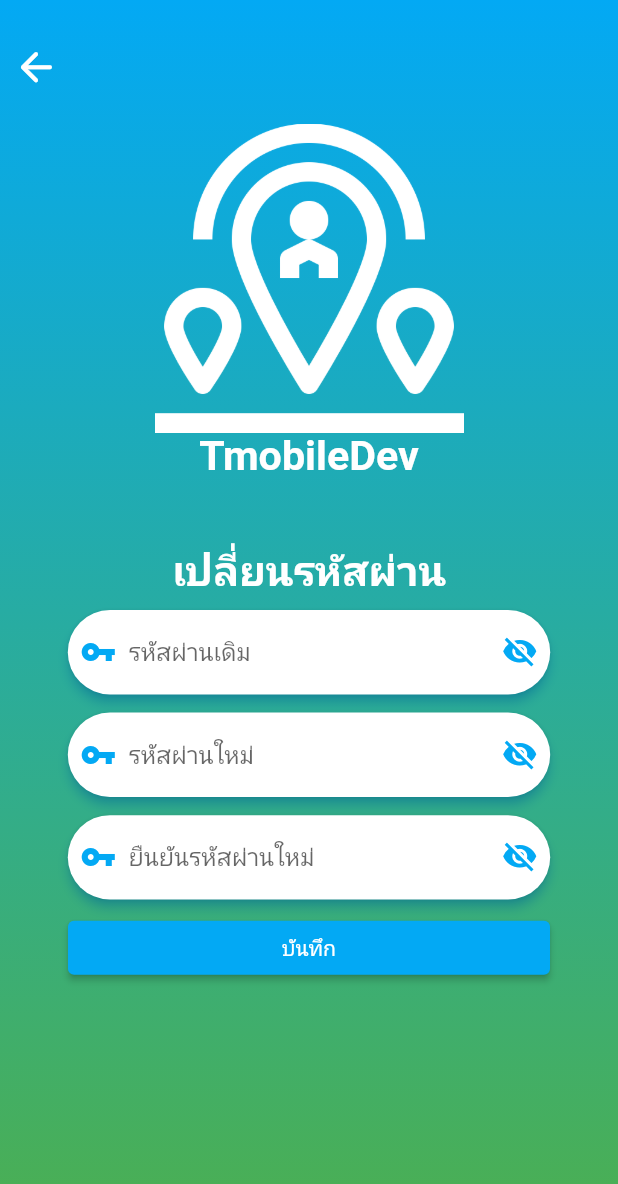
After one commit to tumlovery2005/TMobileDevFlutter, a Flutter app: the ChangePasswordSettingPage screen opened directly, after a tap on "บันทึก", on a phone screen of 412 x 824 dp. The commit adds this screen. Shown: the top 1184 px of the screen. Run offline on Flutter 3.47's test engine with Material 2 defaults, Android fonts, the phone set to English and light mode, and no system bars; our stand-ins replace cached_network_image, dio, flutter_countdown_timer, modal_progress_hud, rxdart, shared_preferences and 1 more; missing offline and left inert: action_broadcast, flutter_rounded_date_picker, platform_alert_dialog; accounts and stored records are empty.

Commit message:
add change password page.

```diff
--- a/lib/page/MainAppPage.dart
+++ b/lib/page/MainAppPage.dart
@@ -8,6 +8,7 @@ import 'package:tmobiledev/model/user/UserModel.dart';
 import 'package:tmobiledev/page/LocationStampPage.dart';
 import 'package:tmobiledev/page/LoginPage.dart';
 import 'package:tmobiledev/page/profile/ProfilePage.dart';
+import 'package:tmobiledev/page/setting/ChangePasswordSettingPage.dart';
 import 'package:tmobiledev/utils/CustomView.dart';
 import 'package:tmobiledev/utils/DateTimeUtils.dart';
 import 'package:tmobiledev/utils/DialogUtils.dart';
@@ -176,8 +177,8 @@ class MainAppPageState extends State<MainAppPage> {
               ),
               CustomView().buttonCustomTextIcon(Icons.person, "โปรไฟล์",
                   shortTestside / 30, _nextProfilePage),
-              CustomView().buttonCustomTextIcon(Icons.settings, "ตั้งค่า",
-                  shortTestside / 30, _nextProfilePage),
+              CustomView().buttonCustomTextIcon(Icons.vpn_key, "เปลี่ยนรหัสผ่าน",
+                  shortTestside / 30, _nextChangePasswordSettingPage),
               CustomView().buttonCustomTextIcon(Icons.logout, "ออกจากระบบ",
                   shortTestside / 30, _dialogLogOut),
             ],
@@ -310,6 +311,10 @@ class MainAppPageState extends State<MainAppPage> {
     DialogUtils().showDialogYesNo(context, 'คำเตือน', 'คุณต้องการออกจากระบบหรือไม่', _LogOut);
   }
 
+  _nextChangePasswordSettingPage(){
+    Navigator.push(context, EnterExitRoute(enterPage: ChangePasswordSettingPage()));
+  }
+
   _nextProfilePage(){
     Navigator.push(context, EnterExitRoute(enterPage: ProfilePage()));
   }
--- a/lib/page/profile/ProfileEditPage.dart
+++ b/lib/page/profile/ProfileEditPage.dart
@@ -437,7 +437,7 @@ class ProfileEditPageState extends State<ProfileEditPage> {
           // _setLoading(true),
           _registerValidate(),
         },
-        child: Text('SAVE', style: TextStyle(color: Colors.white)),
+        child: Text('บันทึก', style: TextStyle(color: Colors.white)),
         clipBehavior: Clip.antiAlias,
         style: ButtonStyle(
             backgroundColor: MaterialStateProperty.all<Color>(Colors.lightBlue)
--- a/lib/page/setting/CangeEmailSettingPage.dart
+++ /dev/null
@@ -1,17 +0,0 @@
-import 'package:flutter/material.dart';
-
-class CangeEmailSettingPage extends StatefulWidget {
-
-  @override
-  CangeEmailSettingPageState createState() => CangeEmailSettingPageState();
-}
-
-class CangeEmailSettingPageState extends State<CangeEmailSettingPage> {
-
-  @override
-  Widget build(BuildContext context) {
-
-  }
-
-
-}
--- /dev/null
+++ b/lib/page/setting/ChangePasswordSettingPage.dart
@@ -0,0 +1,472 @@
+import 'package:flutter/material.dart';
+import 'package:modal_progress_hud/modal_progress_hud.dart';
+import 'package:tmobiledev/utils/DialogUtils.dart';
+
+class ChangePasswordSettingPage extends StatefulWidget {
+
+  @override
+  ChangePasswordSettingPageState createState() => ChangePasswordSettingPageState();
+}
+
+class ChangePasswordSettingPageState extends State<ChangePasswordSettingPage> {
+  double shortTestside, shortWidthsize;
+  final _passwordController = TextEditingController();
+  final _confirmPasswordController = TextEditingController();
+  bool showPassword = true;
+  bool showConfirmPassword = true;
+  bool loading = false;
+  String birthDate = "";
+  String showBirthDate = "";
+
+  List<String> listValue = [
+    "อีเมล์", "รหัสผ่าน", "ยืนยันรหัสผ่าน", "ชื่อจริง", "นามสกุล", "วันเดือนปีเกิด", "เบอร์โทรศัพท์"
+  ];
+
+  @override
+  Widget build(BuildContext context) {
+    shortTestside = MediaQuery.of(context).size.shortestSide;
+    shortWidthsize = MediaQuery.of(context).size.width;
+    var isPortrait = MediaQuery.of(context).orientation == Orientation.portrait;
+    if(isPortrait){
+      return _isPortrait();
+    } else {
+      return _isLandscape();
+    }
+  }
+
+  Widget _isPortrait(){
+    return GestureDetector(
+      onTap: () {
+        FocusScopeNode currentFocus = FocusScope.of(context);
+        if (!currentFocus.hasPrimaryFocus) {
+          currentFocus.unfocus();
+        }
+      },
+      child: Scaffold(
+        body: Stack(
+          children: <Widget>[
+            Container(
+              width: double.infinity,
+              decoration: BoxDecoration(
+                gradient: LinearGradient(
+                  begin: Alignment.topCenter,
+                  end: Alignment.bottomCenter,
+                  colors: [
+                    Colors.lightBlue,
+                    Colors.green,
+                  ],
+                ),
+              ),
+            ),
+            ModalProgressHUD(
+              child: Container(
+                width: double.infinity,
+                height: double.infinity,
+                padding: EdgeInsets.only(
+                  top: shortWidthsize / 5,
+                  bottom: shortTestside / 10,
+                  left: shortTestside / 10,
+                  right: shortTestside / 10,
+                ),
+                child: SingleChildScrollView(
+                  child: Container(
+                    child: Column(
+                      children: <Widget>[
+                        Center(
+                          child: Image(
+                            image: AssetImage('assets/title_image.png'),
+                            width: shortWidthsize / 2, color: Colors.white,
+                          ),
+                        ),
+                        Text('TmobileDev', style: TextStyle(color: Colors.white,
+                            fontSize: shortTestside / 15, fontWeight: FontWeight.bold)
+                        ),
+                        Container(
+                          margin: EdgeInsets.only(top: shortWidthsize / 10),
+                          child: Text('เปลี่ยนรหัสผ่าน', style: TextStyle(color: Colors.white,
+                              fontSize: shortTestside / 15, fontWeight: FontWeight.bold)
+                          ),
+                        ),
+                        _boxInputOldPassword(),
+                        _boxInputNewPassword(),
+                        _boxInputConfirmNewPassword(),
+                        _buttonChangePassword(),
+                      ],
+                    ),
+                  ),
+                ),
+              ),
+              inAsyncCall: loading,
+            ),
+            Container(
+              width: double.infinity,
+              alignment: Alignment.topLeft,
+              margin: EdgeInsets.only(top: shortWidthsize / 20),
+              child: IconButton(
+                icon: Icon(
+                  Icons.arrow_back_rounded,
+                  color: Colors.white,
+                  size: shortWidthsize / 13,
+                ),
+                onPressed: () => {
+                  Navigator.pop(context),
+                },
+              ),
+            ),
+          ],
+        ),
+      ),
+    );
+  }
+
+  Widget _isLandscape(){
+    return Scaffold(
+      body: Container(
+        width: double.infinity,
+        height: double.infinity,
+        decoration: BoxDecoration(
+          gradient: LinearGradient(
+            begin: Alignment.topCenter,
+            end: Alignment.bottomCenter,
+            colors: [
+              Colors.lightBlue,
+              Colors.green,
+            ],
+          ),
+        ),
+        child: Stack(
+          children: <Widget>[
+            Row(
+              children: <Widget>[
+                Container(
+                  width: (shortWidthsize / 2),
+                  height: double.infinity,
+                  child: Column(
+                    mainAxisAlignment:  MainAxisAlignment.center,
+                    children: <Widget>[
+                      Center(
+                        child: Image(
+                          image: AssetImage('assets/title_image.png'),
+                          width: shortWidthsize / 4, color: Colors.white,
+                        ),
+                      ),
+                      Text('TmobileDev', style: TextStyle(color: Colors.white,
+                          fontSize: shortTestside / 15, fontWeight: FontWeight.bold)
+                      ),
+                    ],
+                  ),
+                ),
+                Expanded(
+                  child: _layoutChangePassword(),
+                ),
+              ],
+            ),
+            Container(
+              width: double.infinity,
+              alignment: Alignment.topLeft,
+              margin: EdgeInsets.only(top: shortWidthsize / 40),
+              child: IconButton(
+                icon: Icon(
+                  Icons.arrow_back_rounded,
+                  color: Colors.white,
+                  size: shortWidthsize / 25,
+                ),
+                onPressed: () => {
+                  Navigator.pop(context),
+                },
+              ),
+            ),
+          ],
+        ),
+      ),
+    );
+  }
+
+  Widget _layoutChangePassword(){
+    return Container(
+      child: Center(
+        child: SingleChildScrollView(
+          child: Container(
+            width: double.infinity,
+            margin: EdgeInsets.all(shortTestside / 10),
+            child: Column(
+              crossAxisAlignment: CrossAxisAlignment.center,
+              mainAxisAlignment: MainAxisAlignment.center,
+              children: <Widget>[
+                Text('เปลี่ยนรหัสผ่าน', style: TextStyle(color: Colors.white,
+                    fontSize: shortTestside / 15, fontWeight: FontWeight.bold)
+                ),
+                _boxInputOldPassword(),
+                _boxInputNewPassword(),
+                _boxInputConfirmNewPassword(),
+                _buttonChangePassword(),
+              ],
+            ),
+          ),
+        ),
+      ),
+    );
+  }
+
+  Widget _boxInputOldPassword(){
+    return Container(
+        width: double.infinity,
+        margin: EdgeInsets.only(top: shortTestside / 100),
+        child: Card(
+            shadowColor: Colors.lightBlue,
+            elevation: 3.0,
+            shape: RoundedRectangleBorder(
+                borderRadius: BorderRadiusDirectional.circular(shortTestside / 10)),
+            child: Container(
+              padding: EdgeInsets.all(shortTestside / 100),
+              child: Row(
+                mainAxisAlignment: MainAxisAlignment.center,
+                children: <Widget>[
+                  Container(
+                    margin: EdgeInsets.all(shortTestside / 100),
+                    child: Icon(Icons.vpn_key, color: Colors.lightBlue),
+                  ),
+                  Expanded(
+                      child: Container(
+                        margin: EdgeInsets.only(left: shortTestside / 100),
+                        child: TextField(
+                          controller: _confirmPasswordController,
+                          decoration: InputDecoration(
+                            hintText: "รหัสผ่านเดิม",
+                            border: InputBorder.none,
+                          ),
+                          enableSuggestions: false,
+                          obscureText: showConfirmPassword,
+                          maxLines: 1,
+                        ),
+                      )
+                  ),
+                  InkResponse(
+                    child: Container(
+                      margin: EdgeInsets.all(shortTestside / 100),
+                      child: _iconShowPassword(),
+                    ),
+                    onTap: () => {
+                      if(showConfirmPassword){
+                        _setShowConfirmPassword(false),
+                      } else {
+                        _setShowConfirmPassword(true),
+                      }
+                    },
+                  ),
+                ],
+              ),
+            )
+        )
+    );
+  }
+
+  Widget _boxInputNewPassword(){
+    return Container(
+        width: double.infinity,
+        margin: EdgeInsets.only(top: shortTestside / 100),
+        child: Card(
+            shadowColor: Colors.lightBlue,
+            elevation: 3.0,
+            shape: RoundedRectangleBorder(
+                borderRadius: BorderRadiusDirectional.circular(shortTestside / 10)),
+            child: Container(
+              padding: EdgeInsets.all(shortTestside / 100),
+              child: Row(
+                mainAxisAlignment: MainAxisAlignment.center,
+                children: <Widget>[
+                  Container(
+                    margin: EdgeInsets.all(shortTestside / 100),
+                    child: Icon(Icons.vpn_key, color: Colors.lightBlue),
+                  ),
+                  Expanded(
+                      child: Container(
+                        margin: EdgeInsets.only(left: shortTestside / 100),
+                        child: TextField(
+                          controller: _passwordController,
+                          decoration: InputDecoration(
+                            hintText: "รหัสผ่านใหม่",
+                            border: InputBorder.none,
+                          ),
+                          enableSuggestions: false,
+                          obscureText: showPassword,
+                          maxLines: 1,
+                        ),
+                      )
+                  ),
+                  InkResponse(
+                    child: Container(
+                      margin: EdgeInsets.all(shortTestside / 100),
+                      child: _iconShowPassword(),
+                    ),
+                    onTap: () => {
+                      if(showPassword){
+                        _setShowPassword(false),
+                      } else {
+                        _setShowPassword(true),
+                      }
+                    },
+                  ),
+                ],
+              ),
+            )
+        )
+    );
+  }
+
+  Widget _boxInputConfirmNewPassword(){
+    return Container(
+        width: double.infinity,
+        margin: EdgeInsets.only(top: shortTestside / 100),
+        child: Card(
+            shadowColor: Colors.lightBlue,
+            elevation: 3.0,
+            shape: RoundedRectangleBorder(
+                borderRadius: BorderRadiusDirectional.circular(shortTestside / 10)),
+            child: Container(
+              padding: EdgeInsets.all(shortTestside / 100),
+              child: Row(
+                mainAxisAlignment: MainAxisAlignment.center,
+                children: <Widget>[
+                  Container(
+                    margin: EdgeInsets.all(shortTestside / 100),
+                    child: Icon(Icons.vpn_key, color: Colors.lightBlue),
+                  ),
+                  Expanded(
+                      child: Container(
+                        margin: EdgeInsets.only(left: shortTestside / 100),
+                        child: TextField(
+                          controller: _confirmPasswordController,
+                          decoration: InputDecoration(
+                            hintText: "ยืนยันรหัสผ่านใหม่",
+                            border: InputBorder.none,
+                          ),
+                          enableSuggestions: false,
+                          obscureText: showConfirmPassword,
+                          maxLines: 1,
+                        ),
+                      )
+                  ),
+                  InkResponse(
+                    child: Container(
+                      margin: EdgeInsets.all(shortTestside / 100),
+                      child: _iconShowPassword(),
+                    ),
+                    onTap: () => {
+                      if(showConfirmPassword){
+                        _setShowConfirmPassword(false),
+                      } else {
+                        _setShowConfirmPassword(true),
+                      }
+                    },
+                  ),
+                ],
+              ),
+            )
+        )
+    );
+  }
+
+  Widget _iconShowPassword(){
+    if(showPassword){
+      return Icon(Icons.visibility_off_sharp, color: Colors.lightBlue);
+    } else {
+      return Icon(Icons.remove_red_eye_sharp, color: Colors.lightBlue);
+    }
+  }
+
+  Widget _buttonChangePassword(){
+    return Container(
+      margin: EdgeInsets.all(shortTestside / 100),
+      width: double.infinity,
+      child: ElevatedButton(
+        onPressed: () => {
+          // _setLoading(true),
+          _registerValidate(),
+        },
+        child: Text('บันทึก', style: TextStyle(color: Colors.white)),
+        clipBehavior: Clip.antiAlias,
+        style: ButtonStyle(
+            backgroundColor: MaterialStateProperty.all<Color>(Colors.lightBlue)
+        ),
+      ),
+    );
+  }
+
+  _registerValidate(){
+    List<String> inputValue = [];
+    List<String> checkValue = [];
+    inputValue.add(_passwordController.text.toString());
+    inputValue.add(_confirmPasswordController.text.toString());
+    inputValue.add(birthDate);
+    for(int i = 0;i < listValue.length;i++){
+      if(inputValue[i] == ""){
+        checkValue.add(listValue[i]);
+      }
+    }
+
+    String message = "คุณยังไม่ได้กรอกข้อมูล\n";
+    for(int i = 0;i < checkValue.length;i++){
+      message += '\n - ${checkValue[i]}';
+    }
+    message += "\n\nกรุณากรอกข้อมูลให้ครบทุกช่อง";
+
+    if(checkValue.length > 0){
+      _showDialog(message);
+    } else {
+      if(inputValue[1] != inputValue[2]){
+        _showDialog("Password และ Confirm password ไม่ตรงกัน");
+      } else {
+        _register(inputValue[0], inputValue[1], '${inputValue[3]}  ${inputValue[4]}',
+            inputValue[5], inputValue[6], "");
+      }
+    }
+  }
+
+  _showDialog(String message){
+    DialogUtils().showDialogMessage(context, "คำเตือน", message);
+  }
+
+  functionClose(BuildContext context) {
+    Navigator.pop(context);
+  }
+
+  _register(String email, String password, String name, String birth_date,
+      String telephone, String address){
+    // _setLoading(true);
+    // Future<StatusModel> register = registerBloc.register(email, password, name,
+    //     birth_date, telephone, address);
+    // register.then((value) => {
+    //   if(value.error == ""){
+    //     if(value.status){
+    //       functionClose(context),
+    //       _showDialog(value.messge),
+    //     } else {
+    //       _showDialog(value.messge),
+    //     }
+    //   } else {
+    //     _showDialog(value.error)
+    //   },
+    //   _setLoading(false),
+    // });
+  }
+
+  _setLoading(bool _loading){
+    setState(() {
+      loading = _loading;
+    });
+  }
+
+  _setShowPassword(bool _isShow){
+    setState(() {
+      showPassword = _isShow;
+    });
+  }
+
+  _setShowConfirmPassword(bool _isShow){
+    setState(() {
+      showConfirmPassword = _isShow;
+    });
+  }
+
+}
```
